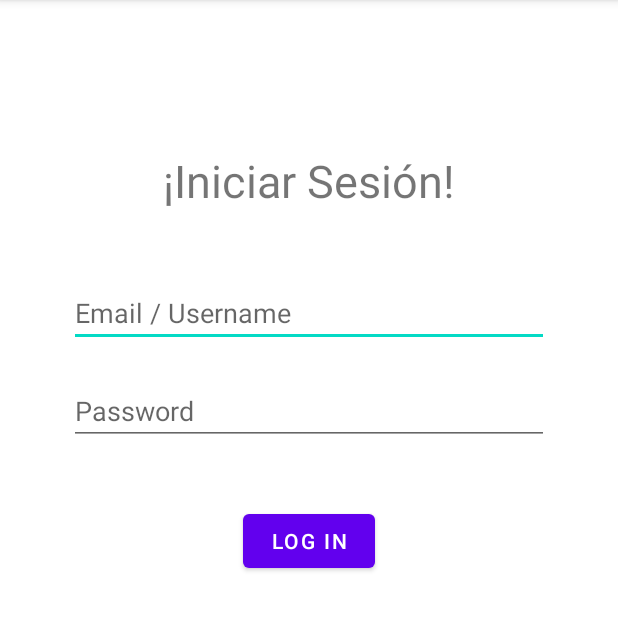
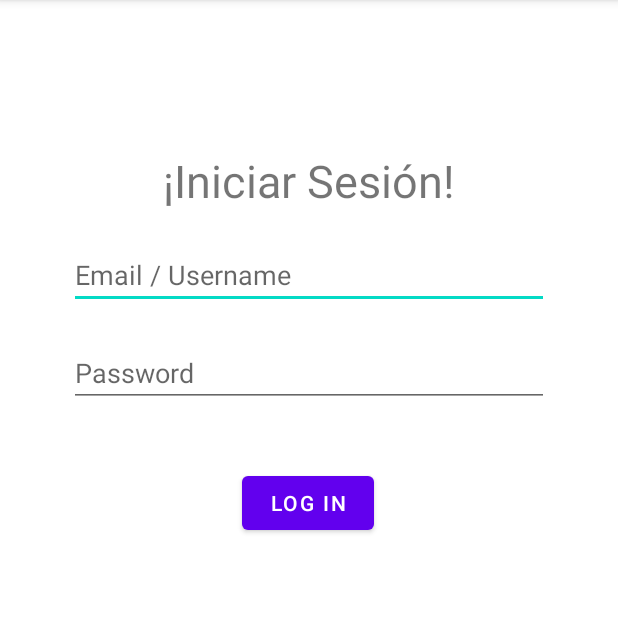
Before and after one commit to nikoo5/DDAM, an Android app: the MainActivity screen opened directly, with no data from a screen before it, on a phone screen of 412 x 824 dp, the part 84-715 px from its top. Run offline under Robolectric (Android 15) with nearby library versions, the light colour scheme and no system bars.

Commit message:
Clase 2 update

```diff
--- a/clase02/app/src/main/java/com/utn/ddam/clase02/Fragments/Login.kt
+++ b/clase02/app/src/main/java/com/utn/ddam/clase02/Fragments/LoginFragment.kt
@@ -1,67 +1,43 @@
 package com.utn.ddam.clase02.Fragments
 
-import android.content.Context.INPUT_METHOD_SERVICE
 import android.os.Bundle
+import androidx.fragment.app.Fragment
 import android.view.LayoutInflater
 import android.view.View
 import android.view.ViewGroup
-import android.view.inputmethod.InputMethodManager
 import android.widget.Button
 import android.widget.EditText
 import androidx.constraintlayout.widget.ConstraintLayout
-import androidx.core.content.ContextCompat.getSystemService
-import androidx.fragment.app.Fragment
 import androidx.navigation.findNavController
 import com.google.android.material.snackbar.Snackbar
 import com.utn.ddam.clase02.Entities.User
 import com.utn.ddam.clase02.R
-import kotlinx.android.synthetic.main.fragment_login.*
 
-
-/**
- * A simple [Fragment] subclass.
- * Use the [Login.newInstance] factory method to
- * create an instance of this fragment.
- */
-class Login : Fragment() {
-    lateinit var v : View;
+class LoginFragment : Fragment() {
+    lateinit var v : View
     lateinit var loginLayout : ConstraintLayout
     lateinit var btnLogin: Button
-    lateinit var txtUsername: EditText
-    lateinit var txtPassword: EditText
+    lateinit var txtLoginUsername: EditText
+    lateinit var txtLoginPassword: EditText
 
     var lstUsers : MutableList<User> = mutableListOf();
 
-    override fun onCreateView(
-        inflater: LayoutInflater, container: ViewGroup?,
-        savedInstanceState: Bundle?
-    ): View? {
+    override fun onCreate(savedInstanceState: Bundle?) {
+        super.onCreate(savedInstanceState)
+    }
+
+    override fun onCreateView(inflater: LayoutInflater, container: ViewGroup?,
+                              savedInstanceState: Bundle?): View? {
         // Inflate the layout for this fragment
         v =  inflater.inflate(R.layout.fragment_login, container, false)
 
         loginLayout = v.findViewById(R.id.loginLayout)
         btnLogin = v.findViewById(R.id.btnLogin);
-        txtUsername = v.findViewById(R.id.txtUsername);
-        txtPassword = v.findViewById(R.id.txtPassword);
+        txtLoginUsername = v.findViewById(R.id.txtLoginUsername);
+        txtLoginPassword = v.findViewById(R.id.txtLoginPassword);
 
-        lstUsers.add(
-            User(
-                "nfilippi",
-                "1234",
-                "nico.filippi@hotmail.com",
-                "Nicolás",
-                "Filippi Farmar"
-            )
-        )
-        lstUsers.add(
-            User(
-                "abreitman",
-                "1122",
-                "alejandro.breitman@hotmail.com",
-                "Alejandro",
-                "Breitman"
-            )
-        )
+        lstUsers.add(User("nfilippi", "1234", "nfilippi@hotmail.com", "Nicolás", "Filippi Farmar"))
+        lstUsers.add(User("abreitman", "1122", "abreitman@hotmail.com", "Alejandro", "Breitman"))
         lstUsers.add(User("jarrieta", "4321", "jarrieta@hotmail.com", "Javier", "Arrieta"))
         lstUsers.add(User("jperez", "7890", "jperez@hotmail.com", "Josefina", "Pérez"))
 
@@ -72,8 +48,8 @@ class Login : Fragment() {
         super.onStart()
 
         btnLogin.setOnClickListener {
-            val username = txtUsername.text.trim().toString()
-            val password = txtPassword.text.trim().toString()
+            val username = txtLoginUsername.text.trim().toString()
+            val password = txtLoginPassword.text.trim().toString()
 
             if(username.isNotEmpty() && password.isNotEmpty()) {
                 var user : User? = lstUsers.find { (username.indexOf('@') >= 0 && it.email == username) || (username.indexOf(
@@ -82,7 +58,7 @@ class Login : Fragment() {
 
                 if(user != null) {
                     if(user.password == password) {
-                        val action = LoginDirections.loginToHome(user.Greetings());
+                        val action = LoginFragmentDirections.loginToHome(user, lstUsers.toTypedArray())
                         v.findNavController().navigate(action);
                     } else {
                         Snackbar.make(loginLayout, "Contraseña Incorrecta", Snackbar.LENGTH_SHORT).show();
--- a/clase02/app/src/main/res/layout/activity_main.xml
+++ b/clase02/app/src/main/res/layout/activity_main.xml
@@ -12,5 +12,5 @@
         android:layout_width="match_parent"
         android:layout_height="match_parent"
         app:defaultNavHost="true"
-        app:navGraph="@navigation/main_navgraph" />
+        app:navGraph="@navigation/login_nav" />
 </androidx.constraintlayout.widget.ConstraintLayout>
--- a/clase02/app/src/main/res/layout/fragment_login.xml
+++ b/clase02/app/src/main/res/layout/fragment_login.xml
@@ -5,10 +5,10 @@
     android:id="@+id/loginLayout"
     android:layout_width="match_parent"
     android:layout_height="match_parent"
-    tools:context=".Fragments.Login">
+    tools:context=".Fragments.LoginFragment">
 
     <TextView
-        android:id="@+id/lblTitle"
+        android:id="@+id/lblLoginTitle"
         android:layout_width="wrap_content"
         android:layout_height="wrap_content"
         android:layout_marginTop="100dp"
@@ -19,19 +19,19 @@
         app:layout_constraintTop_toTopOf="parent" />
 
     <EditText
-        android:id="@+id/txtUsername"
+        android:id="@+id/txtLoginUsername"
         android:layout_width="wrap_content"
         android:layout_height="wrap_content"
-        android:layout_marginTop="45dp"
+        android:layout_marginTop="20dp"
         android:ems="15"
         android:hint="Email / Username"
         android:inputType="textEmailAddress"
         app:layout_constraintEnd_toEndOf="parent"
         app:layout_constraintStart_toStartOf="parent"
-        app:layout_constraintTop_toBottomOf="@+id/lblTitle" />
+        app:layout_constraintTop_toBottomOf="@+id/lblLoginTitle" />
 
     <EditText
-        android:id="@+id/txtPassword"
+        android:id="@+id/txtLoginPassword"
         android:layout_width="wrap_content"
         android:layout_height="wrap_content"
         android:layout_marginTop="20dp"
@@ -40,7 +40,7 @@
         android:inputType="textWebPassword"
         app:layout_constraintEnd_toEndOf="parent"
         app:layout_constraintStart_toStartOf="parent"
-        app:layout_constraintTop_toBottomOf="@+id/txtUsername" />
+        app:layout_constraintTop_toBottomOf="@+id/txtLoginUsername" />
 
     <Button
         android:id="@+id/btnLogin"
@@ -49,6 +49,8 @@
         android:layout_marginTop="40dp"
         android:text="LOG IN"
         app:layout_constraintEnd_toEndOf="parent"
+        app:layout_constraintHorizontal_bias="0.498"
         app:layout_constraintStart_toStartOf="parent"
-        app:layout_constraintTop_toBottomOf="@+id/txtPassword" />
+        app:layout_constraintTop_toBottomOf="@+id/txtLoginPassword" />
+
 </androidx.constraintlayout.widget.ConstraintLayout>
--- a/clase02/app/src/main/res/navigation/main_navgraph.xml
+++ b/clase02/app/src/main/res/navigation/login_nav.xml
@@ -2,24 +2,27 @@
 <navigation xmlns:android="http://schemas.android.com/apk/res/android"
     xmlns:app="http://schemas.android.com/apk/res-auto"
     xmlns:tools="http://schemas.android.com/tools"
-    android:id="@+id/main_navgraph"
-    app:startDestination="@id/login">
+    android:id="@+id/login_nav"
+    app:startDestination="@id/loginFragment">
     <fragment
-        android:id="@+id/login"
-        android:name="com.utn.ddam.clase02.Fragments.Login"
+        android:id="@+id/loginFragment"
+        android:name="com.utn.ddam.clase02.Fragments.LoginFragment"
         android:label="fragment_login"
         tools:layout="@layout/fragment_login" >
         <action
             android:id="@+id/loginToHome"
-            app:destination="@id/home2" />
+            app:destination="@id/homeFragment" />
     </fragment>
     <fragment
-        android:id="@+id/home2"
-        android:name="com.utn.ddam.clase02.Fragments.Home"
+        android:id="@+id/homeFragment"
+        android:name="com.utn.ddam.clase02.Fragments.HomeFragment"
         android:label="fragment_home"
         tools:layout="@layout/fragment_home" >
         <argument
             android:name="user"
-            app:argType="string" />
+            app:argType="com.utn.ddam.clase02.Entities.User" />
+        <argument
+            android:name="users"
+            app:argType="com.utn.ddam.clase02.Entities.User[]" />
     </fragment>
 </navigation>
```
Also changed, not shown: clase02/app/src/main/java/com/utn/ddam/clase02/Adapters/UsersAdapter.kt (added, +31 -0 lines), clase02/app/src/main/java/com/utn/ddam/clase02/Entities/User.kt (+34 -1 lines), clase02/app/src/main/java/com/utn/ddam/clase02/Fragments/Home.kt (deleted, +0 -37 lines), clase02/app/src/main/java/com/utn/ddam/clase02/Fragments/HomeFragment.kt (added, +52 -0 lines), clase02/app/src/main/res/layout/fragment_home.xml (+8 -11 lines), clase02/app/src/main/res/layout/item_user.xml (added, +35 -0 lines), clase02/app/src/main/res/drawable-hdpi/ic_user_template.png (added), clase02/app/src/main/res/drawable-mdpi/ic_user_template.png (added), clase02/app/src/main/res/drawable-xhdpi/ic_user_template.png (added), clase02/app/src/main/res/drawable-xxhdpi/ic_user_template.png (added), clase02/app/src/main/res/drawable-xxxhdpi/ic_user_template.png (added).
